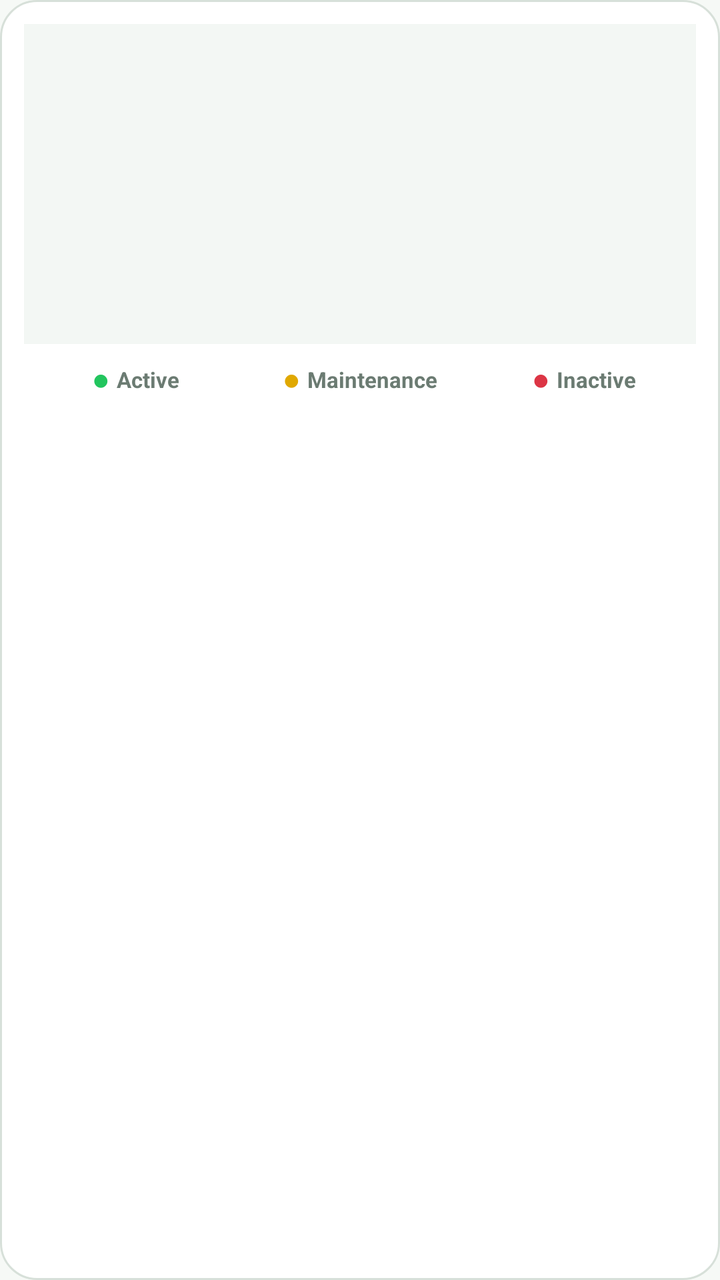
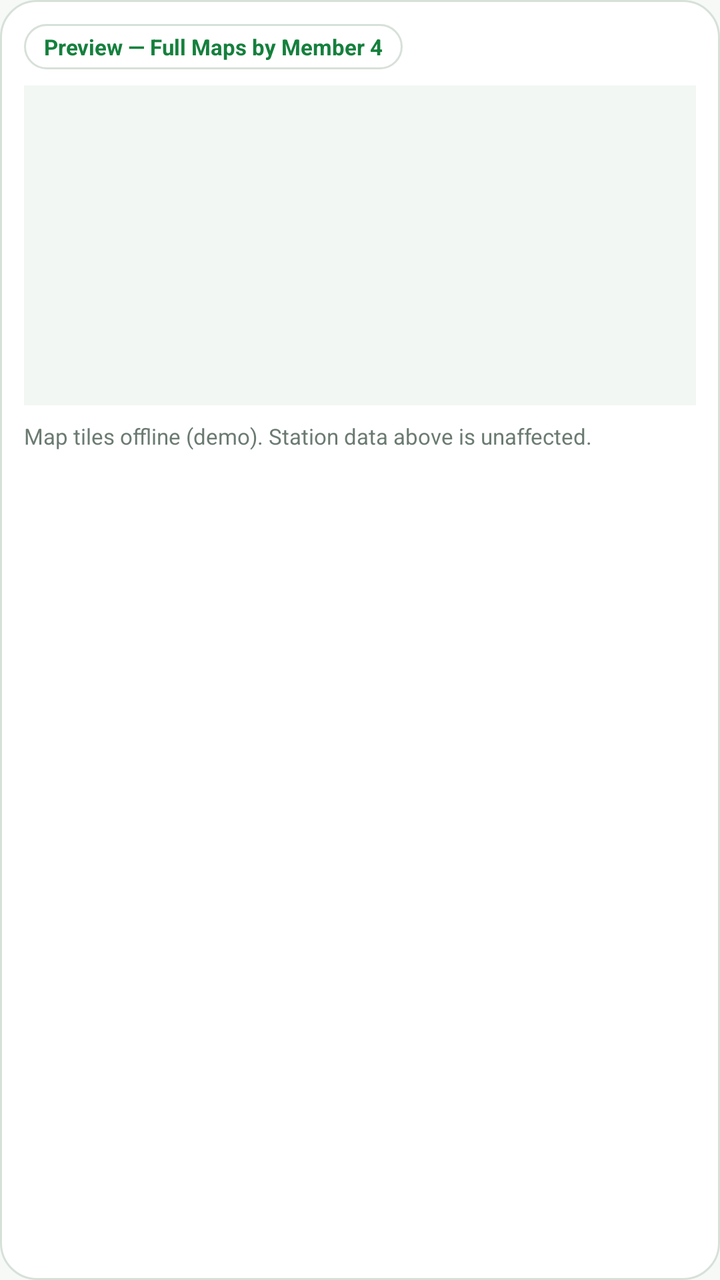

Two renders of the same Android screen: before a commit and after it. Below are the layout's source before the change and the commit's diff.
<!-- AndroidManifest.xml: application theme Theme.SmartSolar -->
<!-- res/layout/fragment_map_preview.xml -->
<?xml version="1.0" encoding="utf-8"?>
<LinearLayout xmlns:android="http://schemas.android.com/apk/res/android"
    android:layout_width="match_parent"
    android:layout_height="match_parent"
    android:background="@drawable/bg_node_card"
    android:orientation="vertical"
    android:padding="12dp">

    
    <FrameLayout
        android:id="@+id/mockMapCanvas"
        android:layout_width="match_parent"
        android:layout_height="160dp"
        android:background="@color/node_bg" />

    
    <LinearLayout
        android:layout_width="match_parent"
        android:layout_height="wrap_content"
        android:layout_marginTop="8dp"
        android:gravity="center_vertical"
        android:orientation="horizontal">

        <LinearLayout
            android:layout_width="0dp"
            android:layout_height="wrap_content"
            android:layout_weight="1"
            android:gravity="center"
            android:orientation="horizontal">

            <TextView
                android:layout_width="wrap_content"
                android:layout_height="wrap_content"
                android:text="●"
                android:textColor="#22C55E"
                android:textSize="14sp"
                android:textStyle="bold" />

            <TextView
                android:layout_width="wrap_content"
                android:layout_height="wrap_content"
                android:layout_marginLeft="4dp"
                android:text="Active"
                android:textColor="@color/solar_muted"
                android:textSize="11sp"
                android:textStyle="bold" />
        </LinearLayout>

        <LinearLayout
            android:layout_width="0dp"
            android:layout_height="wrap_content"
            android:layout_weight="1"
            android:gravity="center"
            android:orientation="horizontal">

            <TextView
                android:layout_width="wrap_content"
                android:layout_height="wrap_content"
                android:text="●"
                android:textColor="#E0A800"
                android:textSize="14sp"
                android:textStyle="bold" />

            <TextView
                android:layout_width="wrap_content"
                android:layout_height="wrap_content"
                android:layout_marginLeft="4dp"
                android:text="Maintenance"
                android:textColor="@color/solar_muted"
                android:textSize="11sp"
                android:textStyle="bold" />
        </LinearLayout>

        <LinearLayout
            android:layout_width="0dp"
            android:layout_height="wrap_content"
            android:layout_weight="1"
            android:gravity="center"
            android:orientation="horizontal">

            <TextView
                android:layout_width="wrap_content"
                android:layout_height="wrap_content"
                android:text="●"
                android:textColor="#DC3545"
                android:textSize="14sp"
                android:textStyle="bold" />

            <TextView
                android:layout_width="wrap_content"
                android:layout_height="wrap_content"
                android:layout_marginLeft="4dp"
                android:text="Inactive"
                android:textColor="@color/solar_muted"
                android:textSize="11sp"
                android:textStyle="bold" />
        </LinearLayout>
    </LinearLayout>
</LinearLayout>
<!-- resources referenced by this layout -->
<resources>
  <color name="node_bg">#F3F7F4</color>
  <color name="solar_muted">#6B7B72</color>
  <!-- drawable bg_node_card (drawable) -->
  <?xml version="1.0" encoding="utf-8"?>
  <shape xmlns:android="http://schemas.android.com/apk/res/android" android:shape="rectangle">
      <corners android:radius="18dp" />
      <solid android:color="@android:color/white" />
      <stroke android:width="1dp" android:color="@color/node_line" />
  </shape>
  <style name="Theme.SmartSolar" parent="Theme.Material3.DayNight.NoActionBar">
          <item name="colorPrimary">@color/solar_green</item>
          <item name="colorOnPrimary">@android:color/white</item>
          <item name="colorSecondary">@color/solar_blue</item>
          <item name="android:windowBackground">@color/solar_bg</item>
      </style>
  <color name="node_line">#D7E0D9</color>
  <color name="solar_green">#1B9E57</color>
  <color name="solar_blue">#1B7FBF</color>
  <color name="solar_bg">#F6F9F6</color>
</resources>

<!-- the commit's change to res/layout/fragment_map_preview.xml (unified diff, before → after) -->
@@ -6,94 +6,34 @@
     android:orientation="vertical"
     android:padding="12dp">
 
+    <TextView
+        android:id="@+id/mapBadge"
+        android:layout_width="wrap_content"
+        android:layout_height="wrap_content"
+        android:background="@drawable/bg_node_chip_sel"
+        android:paddingLeft="10dp"
+        android:paddingRight="10dp"
+        android:paddingTop="4dp"
+        android:paddingBottom="4dp"
+        android:text="@string/map_preview_badge"
+        android:textColor="@color/node_green_dark"
+        android:textSize="11sp"
+        android:textStyle="bold" />
+
     
     <FrameLayout
         android:id="@+id/mockMapCanvas"
         android:layout_width="match_parent"
         android:layout_height="160dp"
+        android:layout_marginTop="8dp"
         android:background="@color/node_bg" />
 
-    
-    <LinearLayout
+    <TextView
+        android:id="@+id/mapCaption"
         android:layout_width="match_parent"
         android:layout_height="wrap_content"
         android:layout_marginTop="8dp"
-        android:gravity="center_vertical"
-        android:orientation="horizontal">
-
-        <LinearLayout
-            android:layout_width="0dp"
-            android:layout_height="wrap_content"
-            android:layout_weight="1"
-            android:gravity="center"
-            android:orientation="horizontal">
-
-            <TextView
-                android:layout_width="wrap_content"
-                android:layout_height="wrap_content"
-                android:text="●"
-                android:textColor="#22C55E"
-                android:textSize="14sp"
-                android:textStyle="bold" />
-
-            <TextView
-                android:layout_width="wrap_content"
-                android:layout_height="wrap_content"
-                android:layout_marginLeft="4dp"
-                android:text="Active"
-                android:textColor="@color/solar_muted"
-                android:textSize="11sp"
-                android:textStyle="bold" />
-        </LinearLayout>
-
-        <LinearLayout
-            android:layout_width="0dp"
-            android:layout_height="wrap_content"
-            android:layout_weight="1"
-            android:gravity="center"
-            android:orientation="horizontal">
-
-            <TextView
-                android:layout_width="wrap_content"
-                android:layout_height="wrap_content"
-                android:text="●"
-                android:textColor="#E0A800"
-                android:textSize="14sp"
-                android:textStyle="bold" />
-
-            <TextView
-                android:layout_width="wrap_content"
-                android:layout_height="wrap_content"
-                android:layout_marginLeft="4dp"
-                android:text="Maintenance"
-                android:textColor="@color/solar_muted"
-                android:textSize="11sp"
-                android:textStyle="bold" />
-        </LinearLayout>
-
-        <LinearLayout
-            android:layout_width="0dp"
-            android:layout_height="wrap_content"
-            android:layout_weight="1"
-            android:gravity="center"
-            android:orientation="horizontal">
-
-            <TextView
-                android:layout_width="wrap_content"
-                android:layout_height="wrap_content"
-                android:text="●"
-                android:textColor="#DC3545"
-                android:textSize="14sp"
-                android:textStyle="bold" />
-
-            <TextView
-                android:layout_width="wrap_content"
-                android:layout_height="wrap_content"
-                android:layout_marginLeft="4dp"
-                android:text="Inactive"
-                android:textColor="@color/solar_muted"
-                android:textSize="11sp"
-                android:textStyle="bold" />
-        </LinearLayout>
-    </LinearLayout>
+        android:text="@string/map_offline_note"
+        android:textColor="@color/solar_muted"
+        android:textSize="11sp" />
 </LinearLayout>
<!-- resource entries referenced after the edit -->
@@ -1,6 +1,7 @@
 <!-- resources referenced by this layout -->
 <resources>
   <color name="node_bg">#F3F7F4</color>
+  <color name="node_green_dark">#15803D</color>
   <color name="solar_muted">#6B7B72</color>
   <!-- drawable bg_node_card (drawable) -->
   <?xml version="1.0" encoding="utf-8"?>
@@ -9,6 +10,26 @@
       <solid android:color="@android:color/white" />
       <stroke android:width="1dp" android:color="@color/node_line" />
   </shape>
+  <!-- drawable bg_node_chip_sel (drawable) -->
+  <?xml version="1.0" encoding="utf-8"?>
+  <selector xmlns:android="http://schemas.android.com/apk/res/android">
+      <item android:state_selected="true">
+          <shape android:shape="rectangle">
+              <corners android:radius="20dp" />
+              <solid android:color="@color/node_pill" />
+              <stroke android:width="1dp" android:color="@color/node_green" />
+          </shape>
+      </item>
+      <item>
+          <shape android:shape="rectangle">
+              <corners android:radius="20dp" />
+              <solid android:color="@android:color/white" />
+              <stroke android:width="1dp" android:color="@color/node_line" />
+          </shape>
+      </item>
+  </selector>
+  <string name="map_offline_note">Map tiles offline (demo). Station data above is unaffected.</string>
+  <string name="map_preview_badge">Preview — Full Maps by Member 4</string>
   <style name="Theme.SmartSolar" parent="Theme.Material3.DayNight.NoActionBar">
           <item name="colorPrimary">@color/solar_green</item>
           <item name="colorOnPrimary">@android:color/white</item>
@@ -16,6 +37,8 @@
           <item name="android:windowBackground">@color/solar_bg</item>
       </style>
   <color name="node_line">#D7E0D9</color>
+  <color name="node_pill">#DCFCE7</color>
+  <color name="node_green">#22C55E</color>
   <color name="solar_green">#1B9E57</color>
   <color name="solar_blue">#1B7FBF</color>
   <color name="solar_bg">#F6F9F6</color>
